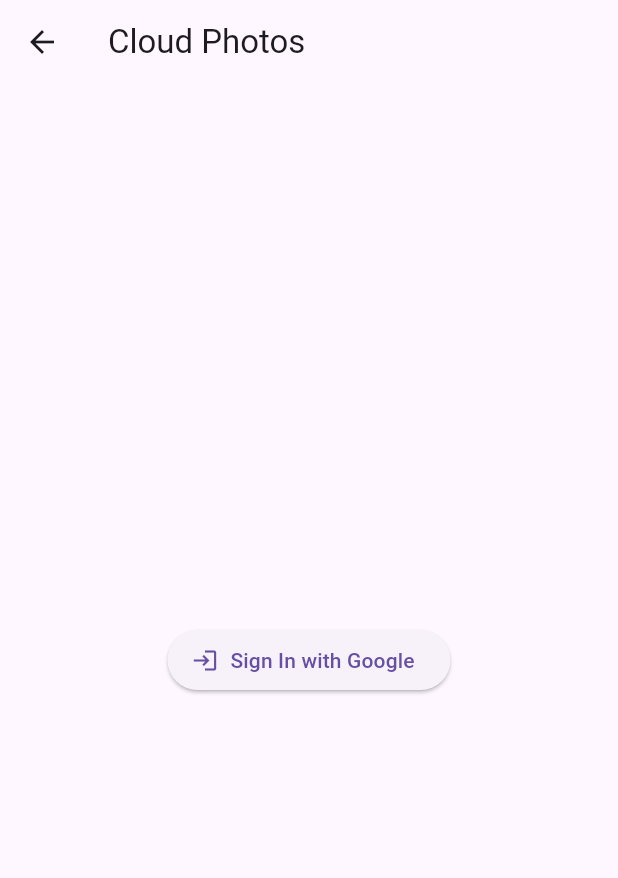
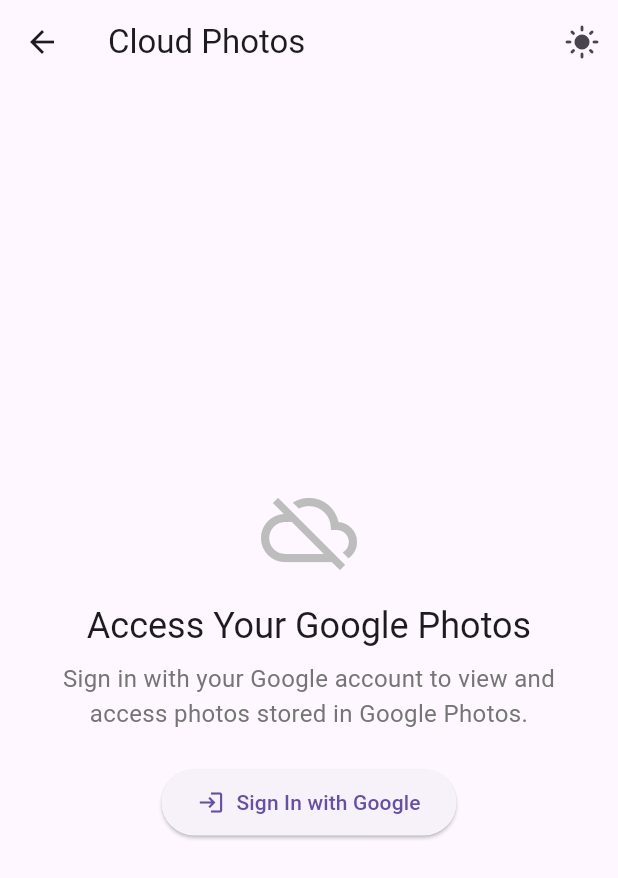
Before and after one commit to rishithareddychalla/gallery, a Flutter app: the CloudPhotosScreen screen opened directly, on a phone screen of 412 x 824 dp. Shown: the top 878 px of the screen. Run offline on Flutter 3.47's test engine with Material 3 defaults, Android fonts, the phone set to English and light mode, and no system bars; our stand-ins replace device_info_plus, firebase_auth, firebase_core, google_sign_in, permission_handler, shared_preferences; missing offline and left inert: image_editor_plus, photo_manager; accounts and stored records are empty.

Commit message:
google photos in next version

```diff
--- a/lib/screens/cloud_photos_screen.dart
+++ b/lib/screens/cloud_photos_screen.dart
@@ -3,6 +3,7 @@
 import 'package:flutter/material.dart';
 import 'package:google_sign_in/google_sign_in.dart';
 import 'package:gallery/photos_library_api_client.dart';
+import 'package:gallery/widgets/theme_toggle_button.dart';
 
 class CloudPhotosScreen extends StatefulWidget {
   const CloudPhotosScreen({super.key});
@@ -175,6 +176,7 @@
       appBar: AppBar(
         title: const Text('Cloud Photos'),
         actions: [
+          const ThemeToggleButton(),
           if (_isLoggedIn)
             IconButton(
               icon: const Icon(Icons.logout),
@@ -186,10 +188,37 @@
       body: _isLoggedIn
           ? _buildPhotoGrid()
           : Center(
-              child: ElevatedButton.icon(
-                onPressed: _googleSignInHandler,
-                icon: const Icon(Icons.login),
-                label: const Text("Sign In with Google"),
+              child: Column(
+                mainAxisAlignment: MainAxisAlignment.center,
+                children: [
+                  Icon(Icons.cloud_off, size: 64, color: Colors.grey[400]),
+                  const SizedBox(height: 16),
+                  Text(
+                    'Access Your Google Photos',
+                    style: Theme.of(context).textTheme.headlineSmall,
+                  ),
+                  const SizedBox(height: 8),
+                  Padding(
+                    padding: const EdgeInsets.symmetric(horizontal: 32.0),
+                    child: Text(
+                      'Sign in with your Google account to view and access photos stored in Google Photos.',
+                      textAlign: TextAlign.center,
+                      style: TextStyle(color: Colors.grey[600], fontSize: 16),
+                    ),
+                  ),
+                  const SizedBox(height: 24),
+                  ElevatedButton.icon(
+                    onPressed: _googleSignInHandler,
+                    icon: const Icon(Icons.login),
+                    label: const Text("Sign In with Google"),
+                    style: ElevatedButton.styleFrom(
+                      padding: const EdgeInsets.symmetric(
+                        horizontal: 24,
+                        vertical: 12,
+                      ),
+                    ),
+                  ),
+                ],
               ),
             ),
     );
@@ -211,10 +240,7 @@
       ),
       itemCount: _photoUrls.length,
       itemBuilder: (context, index) {
-        return Image.network(
-          _photoUrls[index],
-          fit: BoxFit.cover,
-        );
+        return Image.network(_photoUrls[index], fit: BoxFit.cover);
       },
     );
   }
--- /dev/null
+++ b/lib/widgets/theme_toggle_button.dart
@@ -0,0 +1,28 @@
+import 'package:flutter/material.dart';
+import 'package:provider/provider.dart';
+import 'package:gallery/theme_provider.dart';
+
+class ThemeToggleButton extends StatelessWidget {
+  const ThemeToggleButton({super.key});
+
+  @override
+  Widget build(BuildContext context) {
+    return Consumer<ThemeProvider>(
+      builder: (context, themeProvider, child) {
+        return IconButton(
+          onPressed: () {
+            themeProvider.toggleTheme();
+          },
+          icon: Icon(
+            themeProvider.themeMode == ThemeMode.light
+                ? Icons.dark_mode
+                : Icons.light_mode,
+          ),
+          tooltip: themeProvider.themeMode == ThemeMode.light
+              ? 'Switch to dark mode'
+              : 'Switch to light mode',
+        );
+      },
+    );
+  }
+}
--- a/pubspec.yaml
+++ b/pubspec.yaml
@@ -48,8 +48,8 @@
   path_provider: ^2.1.5
   path: ^1.9.1
   intl: ^0.20.2
-
-
+  provider: ^6.1.2
+  shared_preferences: ^2.3.4
 
 dev_dependencies:
   integration_test:
```
Also changed, not shown: lib/main.dart (+23 -6 lines), lib/screens/gallery_screen.dart (+47 -22 lines), lib/screens/local_photos_screen.dart (deleted, +0 -84 lines), lib/screens/main_navigation_screen.dart (added, +44 -0 lines), lib/theme_provider.dart (added, +45 -0 lines), pubspec.lock, 1 other file.
